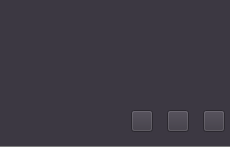
First picture: the form in VideoPlayer/videomodels/CommentForm.ui, repository huizhang556/pc-video-player, before the edit.
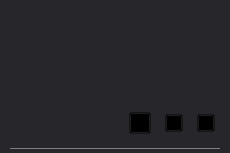
Second picture: the form after the edit. Icons and pictures are not drawn.

```diff
--- a/VideoPlayer/videomodels/CommentForm.ui
+++ b/VideoPlayer/videomodels/CommentForm.ui
@@ -22,8 +22,7 @@
   <property name="styleSheet">
    <string notr="true">QWidget
 {
-background-color:#3c3842;
-
+background-color:#26262b;
 }
 </string>
   </property>
@@ -35,6 +34,58 @@
     <number>0</number>
    </property>
    <property name="topMargin">
+    <number>4</number>
+   </property>
+   <property name="rightMargin">
+    <number>0</number>
+   </property>
+   <property name="bottomMargin">
+    <number>4</number>
+   </property>
+   <item>
+    <layout class="QHBoxLayout" name="horizontalLayout_4">
+     <property name="spacing">
+      <number>0</number>
+     </property>
+     <item>
+      <spacer name="horizontalSpacer">
+       <property name="orientation">
+        <enum>Qt::Horizontal</enum>
+       </property>
+       <property name="sizeType">
+        <enum>QSizePolicy::Fixed</enum>
+       </property>
+       <property name="sizeHint" stdset="0">
+        <size>
+         <width>10</width>
+         <height>20</height>
+        </size>
+       </property>
+      </spacer>
+     </item>
+     <item>
+      <widget class="QFrame" name="frame_bg">
+       <property name="styleSheet">
+        <string notr="true">#frame_bg
+{
+border-radius: 8px;
+border: 0px solid white;
+}</string>
+       </property>
+       <property name="frameShape">
+        <enum>QFrame::StyledPanel</enum>
+       </property>
+       <property name="frameShadow">
+        <enum>QFrame::Raised</enum>
+       </property>
+       <layout class="QVBoxLayout" name="verticalLayout_3">
+        <property name="spacing">
+         <number>0</number>
+        </property>
+        <property name="leftMargin">
+         <number>0</number>
+        </property>
+        <property name="topMargin">
     <number>0</number>
    </property>
    <property name="rightMargin">
@@ -90,6 +141,8 @@
 border-radius:15px;
 margin-top:4px;
 margin-bottom:4px;
+background-color:#26262b;
+border: none;
 }</string>
           </property>
           <property name="text">
@@ -223,7 +276,7 @@
            <string notr="true">QTextBrowser
 {
 border:none;
-background-color:#3c3842;
+background-color:#26262b;
 color: rgb(238, 238, 238);
 }
 </string>
@@ -269,7 +322,7 @@
          <number>15</number>
         </property>
         <item>
-         <spacer name="horizontalSpacer">
+              <spacer name="horizontalSpacer_3">
           <property name="orientation">
            <enum>Qt::Horizontal</enum>
           </property>
@@ -298,7 +351,7 @@
           <property name="styleSheet">
            <string notr="true">QPushButton
 {
-background-color:#3c3842;
+background-color:transparent;
 border-image: url(:/images/icon/comment_dianzan.png);
 }
 QPushButton:hover
@@ -323,7 +376,7 @@
          </widget>
         </item>
         <item>
-         <spacer name="horizontalSpacer_2">
+              <spacer name="horizontalSpacer_5">
           <property name="orientation">
            <enum>Qt::Horizontal</enum>
           </property>
@@ -342,20 +395,20 @@
          <widget class="QPushButton" name="pushButton_huifu">
           <property name="minimumSize">
            <size>
-            <width>22</width>
-            <height>22</height>
+                 <width>18</width>
+                 <height>18</height>
            </size>
           </property>
           <property name="maximumSize">
            <size>
-            <width>22</width>
-            <height>22</height>
+                 <width>18</width>
+                 <height>18</height>
            </size>
           </property>
           <property name="styleSheet">
            <string notr="true">QPushButton
 {
-background-color:#3c3842;
+background-color:transparent;
 border-image: url(:/images/icon/comment_message.png);
 }
 QPushButton:hover
@@ -369,7 +422,7 @@
          </widget>
         </item>
         <item>
-         <spacer name="horizontalSpacer_3">
+              <spacer name="horizontalSpacer_6">
           <property name="orientation">
            <enum>Qt::Horizontal</enum>
           </property>
@@ -388,20 +441,20 @@
          <widget class="QPushButton" name="pushButton_jubao">
           <property name="minimumSize">
            <size>
-            <width>22</width>
-            <height>22</height>
+                 <width>18</width>
+                 <height>18</height>
            </size>
           </property>
           <property name="maximumSize">
            <size>
-            <width>22</width>
-            <height>22</height>
+                 <width>18</width>
+                 <height>18</height>
            </size>
           </property>
           <property name="styleSheet">
            <string notr="true">QPushButton
 {
-background-color:#3c3842;
+background-color:transparent;
 border-image: url(:/images/icon/comment_more.png);
 }
 
@@ -417,6 +470,27 @@
         </item>
        </layout>
       </widget>
+          </item>
+         </layout>
+        </item>
+       </layout>
+      </widget>
+     </item>
+     <item>
+      <spacer name="horizontalSpacer_2">
+       <property name="orientation">
+        <enum>Qt::Horizontal</enum>
+       </property>
+       <property name="sizeType">
+        <enum>QSizePolicy::Fixed</enum>
+       </property>
+       <property name="sizeHint" stdset="0">
+        <size>
+         <width>10</width>
+         <height>20</height>
+        </size>
+       </property>
+      </spacer>
      </item>
     </layout>
    </item>
```
Lines whose indentation alone changed are shown as unchanged.
